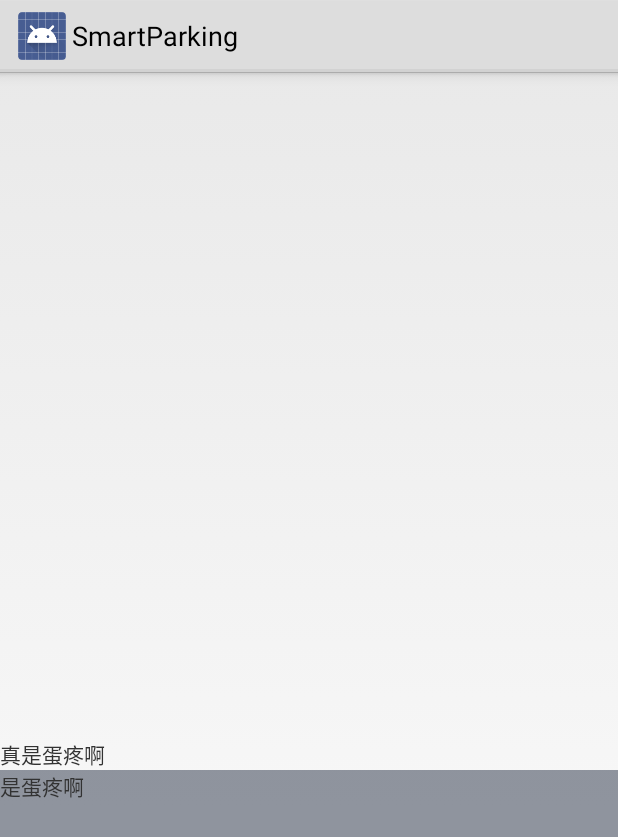
After one commit to liaorc/SmartParking, an Android app: the layout fragment_main_park_list.xml on its own in the app's theme, with its tools: preview values and no code run, on a phone screen of 412 x 824 dp. The commit adds this screen. Shown: the top 837 px of the screen. Run offline under Robolectric (Android 15) with nearby library versions, the phone set to English and light mode, and no system bars.

Commit message:
add list box

```diff
--- a/app/src/main/java/cn/edu/sjtu/icat/smartparking/JSONLabel.java
+++ b/app/src/main/java/cn/edu/sjtu/icat/smartparking/JSONLabel.java
@@ -37,4 +37,8 @@ public class JSONLabel {
     public static final String USER_INFO = "userInfo";
     public static final String DISTANCE = "distance";
 
+    public static final String DEST_LNG = "dest_longitude";
+    public static final String DEST_LAT = "dest_latitude";
+    public static final String RADIUS = "radius";
+
 }
--- /dev/null
+++ b/app/src/main/res/layout/fragment_main_park_list.xml
@@ -0,0 +1,43 @@
+<?xml version="1.0" encoding="utf-8"?>
+<LinearLayout xmlns:android="http://schemas.android.com/apk/res/android"
+              android:orientation="vertical"
+              android:layout_width="match_parent"
+              android:layout_height="match_parent"
+    >
+
+    <View
+        android:layout_width="match_parent"
+        android:layout_height="fill_parent"
+        android:layout_weight="30"
+        android:visibility="invisible"></View>
+
+    <LinearLayout
+        android:layout_width="match_parent"
+        android:layout_height="fill_parent"
+        android:layout_weight="40"
+        android:orientation="vertical"
+        >
+
+        <LinearLayout
+            android:layout_width="match_parent"
+            android:layout_height="wrap_content"
+            android:orientation="horizontal"
+            >
+            <TextView
+                android:layout_width="fill_parent"
+                android:layout_height="wrap_content"
+                android:text="真是蛋疼啊"
+                />
+
+        </LinearLayout>
+        <TextView
+            android:layout_width="match_parent"
+            android:layout_height="fill_parent"
+            android:text="是蛋疼啊"
+            android:background="@color/main_background_apparent"
+            />
+
+    </LinearLayout>
+
+
+</LinearLayout>
--- a/app/src/main/res/layout/main_menu_layout.xml
+++ b/app/src/main/res/layout/main_menu_layout.xml
@@ -28,6 +28,7 @@
             android:layout_weight="1"
             >
             <ImageButton
+                android:id="@+id/menu_park_nowButton"
                 android:layout_width="48dp"
                 android:layout_height="48dp"
                 android:scaleType="centerInside"
--- a/app/src/main/res/values/colors.xml
+++ b/app/src/main/res/values/colors.xml
@@ -3,4 +3,15 @@
     <color name="colorPrimary">#3F51B5</color>
     <color name="colorPrimaryDark">#303F9F</color>
     <color name="colorAccent">#FF4081</color>
+
+
+    <color name="main_background">#293347</color>
+    <color name="main_background_apparent">#80293347</color>
+    <color name="secondary_background">#2c3d51</color>
+    <color name="tab_color">#8a9faf</color>
+    <color name="main_text_color">#8a9496</color>
+    <color name="dark_color">#454457</color>
+
+    <color name="actionbar_text">#424358</color>
+    <color name="actionbar_background">#5eca94</color>
 </resources>
```
Also changed, not shown: app/build.gradle (+4 -3 lines), app/src/main/java/cn/edu/sjtu/icat/smartparking/CurrentUser.java (added, +190 -0 lines), app/src/main/java/cn/edu/sjtu/icat/smartparking/CurrentUserInfoSaver.java (added, +66 -0 lines), app/src/main/java/cn/edu/sjtu/icat/smartparking/MainFragment.java (+82 -1 lines), app/src/main/java/cn/edu/sjtu/icat/smartparking/ServerRequest.java (+15 -18 lines), app/src/main/res/layout/fragment_main.xml (+1 -6 lines), app/src/main/res/values/strings.xml (+2 -7 lines), 1 other file.
